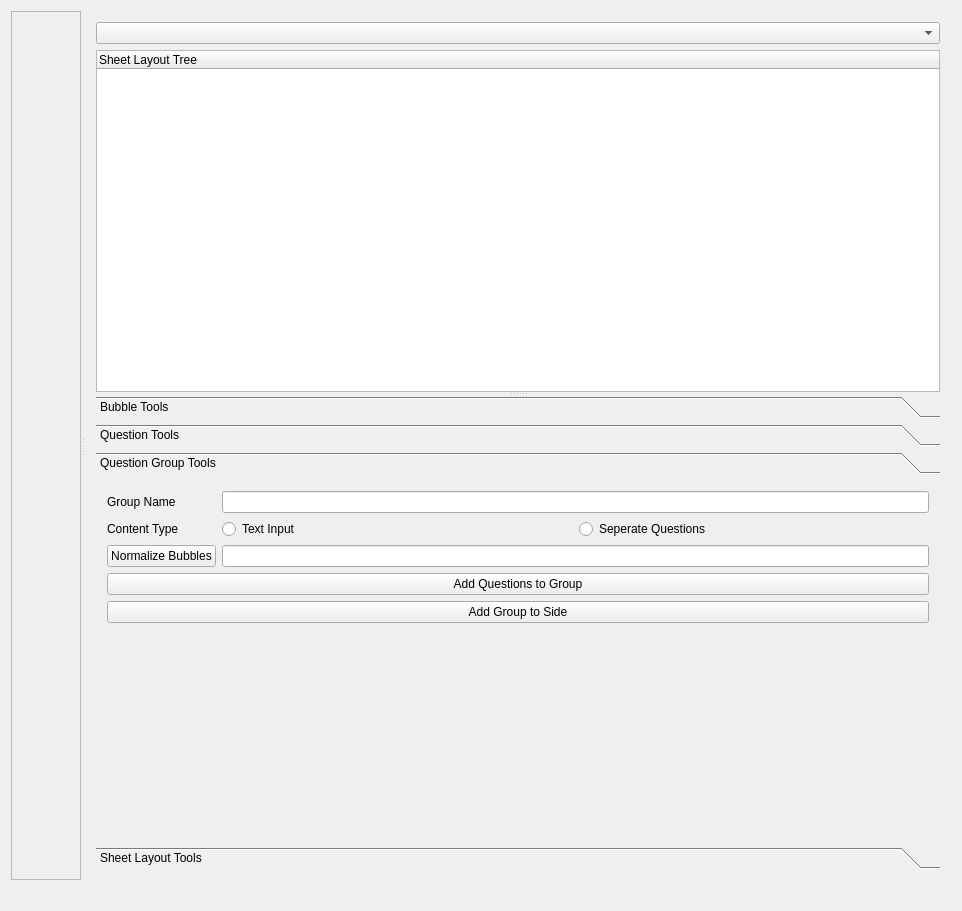
Qt form src/GUI/SheetLayoutEditor.ui (FantasticNinjas/plecprep-BubbleScanner) before a commit.
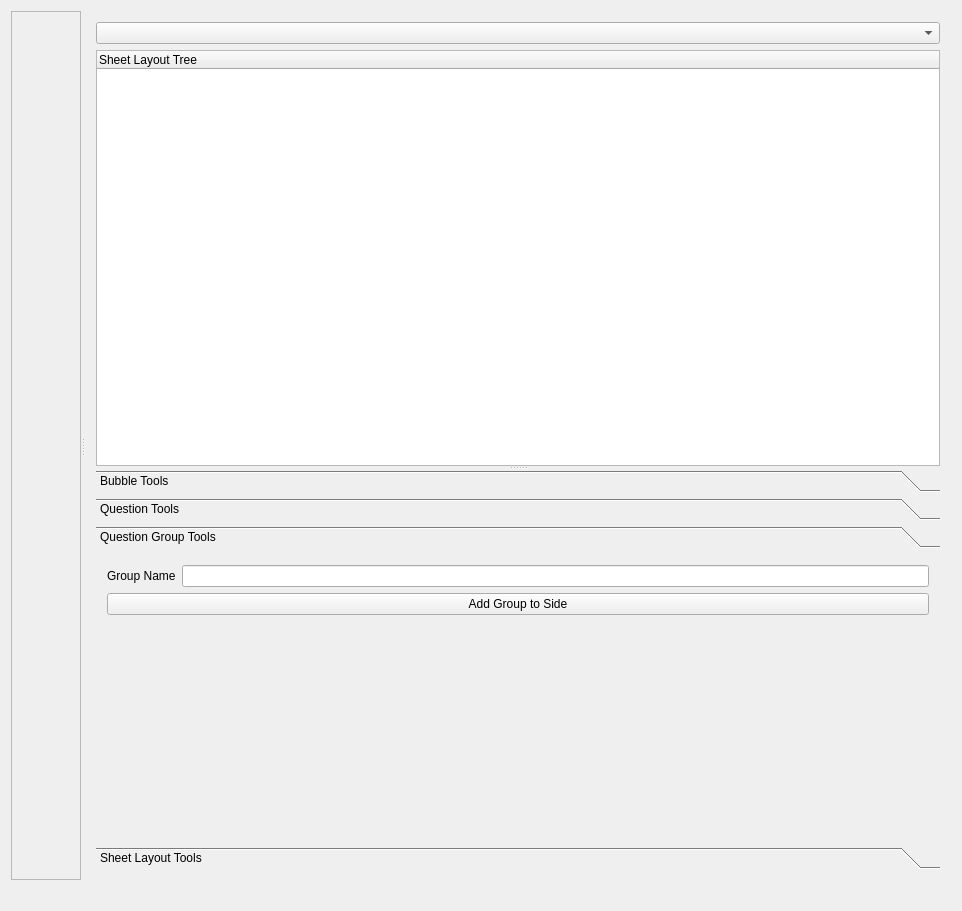
The same form after that commit. The open tabs and pages were chosen to show the change.

Commit message: Added ability to save changes to scan sheet layouts to sheet layout editor

Diff of the .ui file:
```diff
--- a/src/GUI/SheetLayoutEditor.ui
+++ b/src/GUI/SheetLayoutEditor.ui
@@ -232,7 +232,21 @@
            </attribute>
            <layout class="QVBoxLayout" name="verticalLayout_6">
             <item>
-             <widget class="QPushButton" name="pushButton_4">
+             <layout class="QHBoxLayout" name="horizontalLayout">
+              <item>
+               <widget class="QLabel" name="label_12">
+                <property name="text">
+                 <string>Question Number</string>
+                </property>
+               </widget>
+              </item>
+              <item>
+               <widget class="QLineEdit" name="questionNumberEdit"/>
+              </item>
+             </layout>
+            </item>
+            <item>
+             <widget class="QPushButton" name="groupFromQuestions">
               <property name="text">
                <string>Make Group from Selected</string>
               </property>
@@ -245,8 +259,8 @@
             <rect>
              <x>0</x>
              <y>0</y>
-             <width>324</width>
-             <height>164</height>
+             <width>866</width>
+             <height>80</height>
             </rect>
            </property>
            <property name="sizePolicy">
@@ -261,31 +275,6 @@
            <layout class="QVBoxLayout" name="verticalLayout_5">
             <item>
              <layout class="QFormLayout" name="formLayout_3">
-              <item row="3" column="0">
-               <widget class="QLabel" name="label_12">
-                <property name="text">
-                 <string>Content Type</string>
-                </property>
-               </widget>
-              </item>
-              <item row="3" column="1">
-               <layout class="QHBoxLayout" name="horizontalLayout">
-                <item>
-                 <widget class="QRadioButton" name="groupTypeText">
-                  <property name="text">
-                   <string>Text Input</string>
-                  </property>
-                 </widget>
-                </item>
-                <item>
-                 <widget class="QRadioButton" name="groupTypeQuestions">
-                  <property name="text">
-                   <string>Seperate Questions</string>
-                  </property>
-                 </widget>
-                </item>
-               </layout>
-              </item>
               <item row="2" column="0">
                <widget class="QLabel" name="label_11">
                 <property name="text">
@@ -296,27 +285,10 @@
               <item row="2" column="1">
                <widget class="QLineEdit" name="groupNameInput"/>
               </item>
-              <item row="4" column="0">
-               <widget class="QPushButton" name="normalizeBubbles">
-                <property name="text">
-                 <string>Normalize Bubbles</string>
-                </property>
-               </widget>
-              </item>
-              <item row="4" column="1">
-               <widget class="QLineEdit" name="normalBubbleRadius"/>
-              </item>
              </layout>
             </item>
             <item>
-             <widget class="QPushButton" name="addQuestions">
-              <property name="text">
-               <string>Add Questions to Group</string>
-              </property>
-             </widget>
-            </item>
-            <item>
-             <widget class="QPushButton" name="addGroup">
+             <widget class="QPushButton" name="groupToSide">
               <property name="text">
                <string>Add Group to Side</string>
               </property>
```
Left out of the diff: 95 changed lines with no effect on the pictures. The commit also changes 11 other files.
